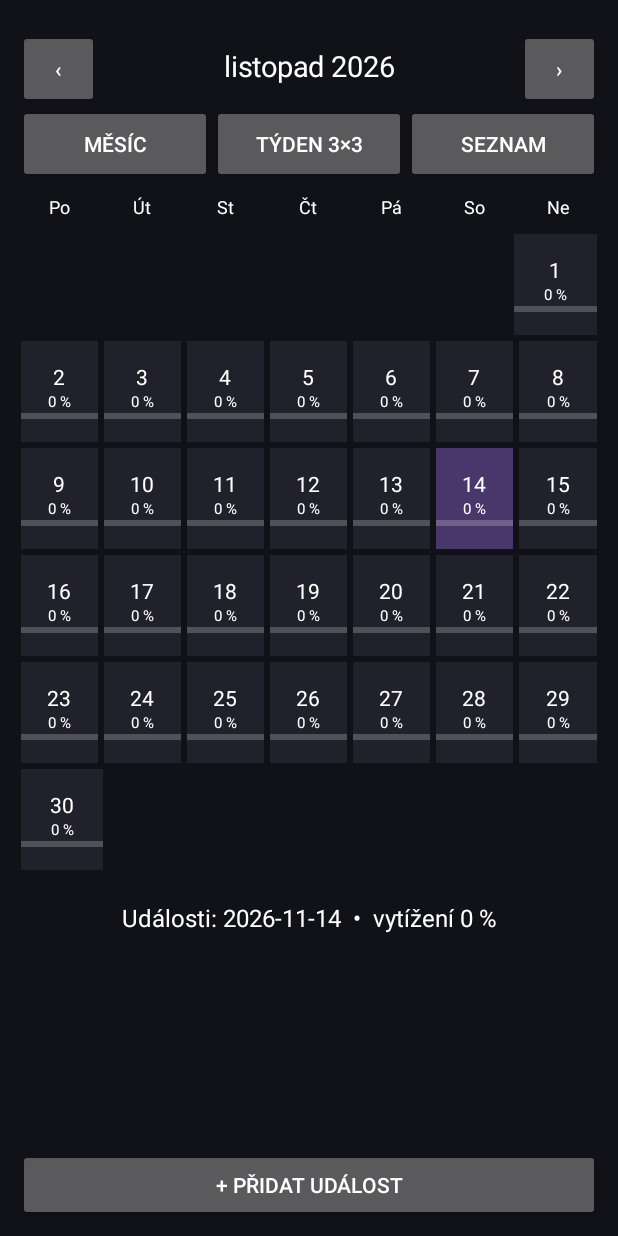
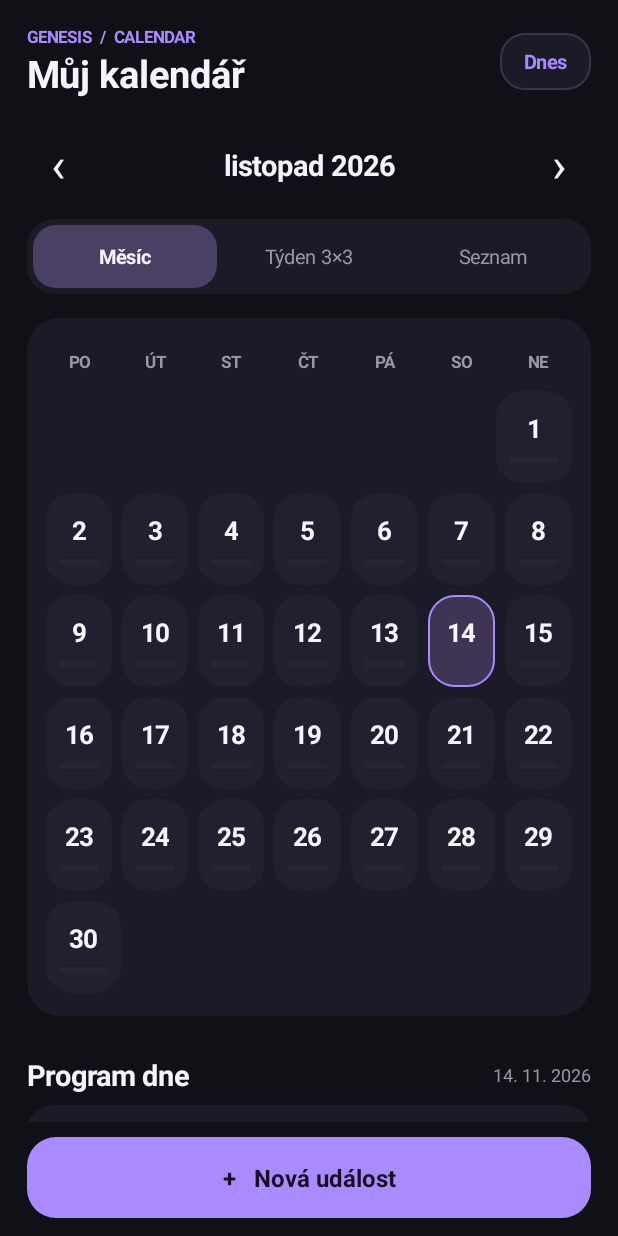
Before and after one commit to Singularity64/calendar, an Android app: the screen it shows after launch (MainActivity), on a phone screen of 412 x 824 dp. Run offline under Robolectric (Android 15) with nearby library versions, the phone set to English and light mode, and no system bars.

Commit message:
Redesign Genesis Calendar UI with dark rounded calendar cards and purple workload bars

```diff
--- a/app/src/main/java/cz/genesis/calendar/MainActivity.java
+++ b/app/src/main/java/cz/genesis/calendar/MainActivity.java
@@ -2,54 +2,102 @@ package cz.genesis.calendar;
 import android.app.*;
 import android.os.Bundle;
 import android.graphics.Color;
+import android.graphics.Typeface;
+import android.graphics.drawable.GradientDrawable;
 import android.view.*;
 import android.widget.*;
 import org.json.*;
 import java.time.*;
 import java.time.format.*;
 import java.util.*;
+
 public class MainActivity extends Activity {
- final int bg=0xff111218, card=0xff20212b, purple=0xffa78bfa;
- LinearLayout main,body; LocalDate selected=LocalDate.now(); YearMonth month=YearMonth.now(); int mode=0;
- int dp(int n){return (int)(n*getResources().getDisplayMetrics().density+.5f);}
- TextView label(String s,int size){TextView t=new TextView(this);t.setText(s);t.setTextSize(size);t.setTextColor(Color.WHITE);t.setGravity(Gravity.CENTER);return t;}
+ final int BG=0xff101017, SURFACE=0xff1b1b28, TILE=0xff242436, PURPLE=0xffaa8bff, WHITE=0xfff5f3ff, MUTED=0xff9997ae, RED=0xffff747e, AMBER=0xffffbd69, GREEN=0xff7bd8a5;
+ LinearLayout root,content; LocalDate selected=LocalDate.now(); YearMonth month=YearMonth.now(); int mode=0;
+ int dp(float n){return (int)(n*getResources().getDisplayMetrics().density+.5f);}
+ GradientDrawable shape(int color,int radius){GradientDrawable d=new GradientDrawable();d.setColor(color);d.setCornerRadius(dp(radius));return d;}
+ GradientDrawable outline(int color,int radius,int border){GradientDrawable d=shape(color,radius);d.setStroke(dp(1),border);return d;}
+ TextView text(String s,int size,int color,boolean bold){TextView t=new TextView(this);t.setText(s);t.setTextSize(size);t.setTextColor(color);if(bold)t.setTypeface(Typeface.DEFAULT,Typeface.BOLD);t.setGravity(Gravity.CENTER_VERTICAL);return t;}
+ LinearLayout column(){LinearLayout l=new LinearLayout(this);l.setOrientation(1);return l;}
+ LinearLayout row(){LinearLayout l=new LinearLayout(this);l.setOrientation(0);l.setGravity(Gravity.CENTER_VERTICAL);return l;}
+ LinearLayout.LayoutParams lp(int w,int h){return new LinearLayout.LayoutParams(w<0?w:dp(w),h<0?h:dp(h));}
+ void pad(View v,int a,int b,int c,int d){v.setPadding(dp(a),dp(b),dp(c),dp(d));}
+ void gap(LinearLayout l,int h){View v=new View(this);l.addView(v,lp(1,h));}
+ TextView center(String s,int size,int color,boolean bold){TextView t=text(s,size,color,bold);t.setGravity(Gravity.CENTER);return t;}
  JSONArray events(){try{return new JSONArray(getPreferences(0).getString("events","[]"));}catch(Exception e){return new JSONArray();}}
  void save(JSONArray a){getPreferences(0).edit().putString("events",a.toString()).apply();}
  int count(LocalDate d){int n=0;JSONArray a=events();for(int i=0;i<a.length();i++){JSONObject o=a.optJSONObject(i);if(o!=null&&d.toString().equals(o.optString("date")))n++;}return n;}
  int score(LocalDate d){return Math.min(100,count(d)*20);}
- @Override public void onCreate(Bundle b){super.onCreate(b);draw();}
+ String weekday(LocalDate d){return d.getDayOfWeek().getDisplayName(TextStyle.SHORT,new Locale("cs"));}
+ String monthName(){return month.format(DateTimeFormatter.ofPattern("LLLL yyyy",new Locale("cs")));}
+ int accent(LocalDate d){JSONArray a=events();int p=0;for(int i=0;i<a.length();i++){JSONObject o=a.optJSONObject(i);if(o!=null&&d.toString().equals(o.optString("date")))p=Math.max(p,o.optInt("priority",1));}return p==3?RED:p==2?AMBER:p==1?GREEN:MUTED;}
+ @Override public void onCreate(Bundle b){super.onCreate(b);getWindow().setStatusBarColor(BG);getWindow().setNavigationBarColor(BG);draw();}
  void draw(){
-  main=new LinearLayout(this);main.setOrientation(1);main.setBackgroundColor(bg);main.setPadding(dp(12),dp(18),dp(12),dp(10));setContentView(main);
-  LinearLayout nav=new LinearLayout(this);main.addView(nav);
-  Button prev=new Button(this);prev.setText("‹");nav.addView(prev,new LinearLayout.LayoutParams(dp(54),dp(52)));
-  TextView heading=label(mode==0?month.format(DateTimeFormatter.ofPattern("LLLL yyyy",new Locale("cs"))):"Týden od "+selected.minusDays(selected.getDayOfWeek().getValue()-1),19);nav.addView(heading,new LinearLayout.LayoutParams(0,dp(52),1));
-  Button next=new Button(this);next.setText("›");nav.addView(next,new LinearLayout.LayoutParams(dp(54),dp(52)));
+  root=column();root.setBackgroundColor(BG);pad(root,18,15,18,12);setContentView(root);
+  LinearLayout top=row();root.addView(top,lp(-1,52));
+  LinearLayout heading=column();top.addView(heading,new LinearLayout.LayoutParams(0,-2,1));
+  heading.addView(text("GENESIS  /  CALENDAR",11,PURPLE,true));
+  heading.addView(text("Můj kalendář",25,WHITE,true));
+  TextView today=center("Dnes",13,PURPLE,true);today.setBackground(outline(SURFACE,16,0xff39324e));pad(today,16,10,16,10);top.addView(today);today.setOnClickListener(v->{selected=LocalDate.now();month=YearMonth.now();draw();});
+  gap(root,19);
+  LinearLayout controls=row();root.addView(controls,lp(-1,46));
+  TextView prev=center("‹",32,WHITE,false);controls.addView(prev,lp(42,44));
+  TextView title=center(mode==0?monthName():"Týden "+selected.minusDays(selected.getDayOfWeek().getValue()-1).format(DateTimeFormatter.ofPattern("d. M.")),19,WHITE,true);controls.addView(title,new LinearLayout.LayoutParams(0,-1,1));
+  TextView next=center("›",32,WHITE,false);controls.addView(next,lp(42,44));
   prev.setOnClickListener(v->{if(mode==0)month=month.minusMonths(1);else selected=selected.minusWeeks(1);draw();});
   next.setOnClickListener(v->{if(mode==0)month=month.plusMonths(1);else selected=selected.plusWeeks(1);draw();});
-  LinearLayout tabs=new LinearLayout(this);main.addView(tabs);String[] names={"Měsíc","Týden 3×3","Seznam"};
-  for(int i=0;i<3;i++){final int index=i;Button b=new Button(this);b.setText(names[i]);tabs.addView(b,new LinearLayout.LayoutParams(0,dp(52),1));b.setOnClickListener(v->{mode=index;draw();});}
-  ScrollView scroll=new ScrollView(this);main.addView(scroll,new LinearLayout.LayoutParams(-1,0,1));body=new LinearLayout(this);body.setOrientation(1);scroll.addView(body);
+  gap(root,13);
+  LinearLayout tabs=row();tabs.setBackground(shape(SURFACE,18));pad(tabs,4,4,4,4);root.addView(tabs,lp(-1,50));
+  String[] names={"Měsíc","Týden 3×3","Seznam"};
+  for(int i=0;i<3;i++){final int idx=i;TextView tab=center(names[i],13,i==mode?WHITE:MUTED,i==mode);if(i==mode)tab.setBackground(shape(0xff494064,15));tabs.addView(tab,new LinearLayout.LayoutParams(0,-1,1));tab.setOnClickListener(v->{mode=idx;draw();});}
+  gap(root,16);
+  ScrollView scroll=new ScrollView(this);scroll.setFillViewport(false);root.addView(scroll,new LinearLayout.LayoutParams(-1,0,1));content=column();scroll.addView(content);
   if(mode==0)monthView();else if(mode==1)weekView();else listView();
-  TextView title=label("Události: "+selected+"  •  vytížení "+score(selected)+" %",16);body.addView(title,new LinearLayout.LayoutParams(-1,dp(60)));
-  JSONArray a=events();for(int i=0;i<a.length();i++){JSONObject o=a.optJSONObject(i);if(o==null||!selected.toString().equals(o.optString("date")))continue;
-   LinearLayout line=new LinearLayout(this);body.addView(line);TextView item=label(o.optString("title"),16);line.addView(item,new LinearLayout.LayoutParams(0,dp(52),1));
-   final int at=i;Button del=new Button(this);del.setText("×");line.addView(del);del.setOnClickListener(v->{JSONArray updated=new JSONArray();for(int j=0;j<a.length();j++)if(j!=at)updated.put(a.opt(j));save(updated);draw();});
+  gap(content,19);agenda();
+  gap(root,10);
+  TextView add=center("+   Nová událost",16,0xff171022,true);add.setBackground(shape(PURPLE,19));root.addView(add,lp(-1,54));add.setOnClickListener(v->addEvent());
+ }
+ void monthView(){
+  LinearLayout box=column();box.setBackground(shape(SURFACE,22));pad(box,9,13,9,12);content.addView(box,lp(-1,-2));
+  String[] names={"PO","ÚT","ST","ČT","PÁ","SO","NE"};LinearLayout header=row();box.addView(header,lp(-1,32));
+  for(String s:names)header.addView(center(s,11,MUTED,true),new LinearLayout.LayoutParams(0,-1,1));
+  int offset=month.atDay(1).getDayOfWeek().getValue()-1;int cells=((offset+month.lengthOfMonth()+6)/7)*7;
+  for(int r=0;r<cells/7;r++){LinearLayout line=row();box.addView(line,lp(-1,68));
+   for(int c=0;c<7;c++){int day=r*7+c-offset+1;if(day<1||day>month.lengthOfMonth()){line.addView(new View(this),new LinearLayout.LayoutParams(0,-1,1));continue;}dayTile(line,month.atDay(day),false);}
   }
-  Button add=new Button(this);add.setText("+ Přidat událost");main.addView(add);add.setOnClickListener(v->addEvent());
  }
- void monthView(){int offset=month.atDay(1).getDayOfWeek().getValue()-1;String[] names={"Po","Út","St","Čt","Pá","So","Ne"};LinearLayout header=new LinearLayout(this);body.addView(header);
- for(String name:names)header.addView(label(name,12),new LinearLayout.LayoutParams(0,dp(32),1));
- int cells=((offset+month.lengthOfMonth()+6)/7)*7;
- for(int r=0;r<cells/7;r++){LinearLayout row=new LinearLayout(this);body.addView(row);for(int c=0;c<7;c++){int day=r*7+c-offset+1;if(day<1||day>month.lengthOfMonth()){row.addView(new View(this),new LinearLayout.LayoutParams(0,dp(67),1));continue;}LocalDate d=month.atDay(day);dayTile(row,d,false);}}
+ void weekView(){
+  LocalDate monday=selected.minusDays(selected.getDayOfWeek().getValue()-1);
+  for(int r=0;r<3;r++){LinearLayout line=row();content.addView(line,lp(-1,125));for(int c=0;c<3;c++){int i=r*3+c;if(i<7)dayTile(line,monday.plusDays(i),true);else{LinearLayout tile=column();tile.setGravity(Gravity.CENTER);tile.setBackground(shape(SURFACE,18));LinearLayout.LayoutParams p=new LinearLayout.LayoutParams(0,dp(115),1);p.setMargins(dp(3),dp(3),dp(3),dp(3));line.addView(tile,p);tile.addView(center(i==7?"TÝDEN":"PŘEHLED",12,MUTED,true));int total=0;for(int j=0;j<7;j++)total+=count(monday.plusDays(j));tile.addView(center(i==7?total+" úkolů":"● priority",16,PURPLE,true));}}}
  }
- void weekView(){LocalDate monday=selected.minusDays(selected.getDayOfWeek().getValue()-1);for(int r=0;r<3;r++){LinearLayout row=new LinearLayout(this);body.addView(row);for(int c=0;c<3;c++){int i=r*3+c;if(i<7)dayTile(row,monday.plusDays(i),true);else {TextView extra=label(i==7?"Souhrn týdne":"Priority • vytížení",12);row.addView(extra,new LinearLayout.LayoutParams(0,dp(118),1));}}}}
- void listView(){LocalDate monday=selected.minusDays(selected.getDayOfWeek().getValue()-1);for(int i=0;i<7;i++){LocalDate d=monday.plusDays(i);Button b=new Button(this);b.setText(d+"  •  "+count(d)+" událostí  •  "+score(d)+" %");body.addView(b);b.setOnClickListener(v->{selected=d;draw();});}}
- void dayTile(LinearLayout row,LocalDate d,boolean large){LinearLayout tile=new LinearLayout(this);tile.setOrientation(1);tile.setGravity(Gravity.CENTER);tile.setBackgroundColor(d.equals(selected)?0xff49366a:card);
- LinearLayout.LayoutParams lp=new LinearLayout.LayoutParams(0,dp(large?118:67),1);lp.setMargins(dp(2),dp(2),dp(2),dp(2));row.addView(tile,lp);
- tile.addView(label((large?d.getDayOfWeek().getDisplayName(java.time.format.TextStyle.SHORT,new Locale("cs"))+" ":"")+d.getDayOfMonth(),large?16:14));
- tile.addView(label(score(d)+" %",large?17:10));
- ProgressBar bar=new ProgressBar(this,null,android.R.attr.progressBarStyleHorizontal);bar.setMax(100);bar.setProgress(score(d));tile.addView(bar,new LinearLayout.LayoutParams(-1,dp(5)));
- if(large)tile.addView(label(count(d)+" úkolů",12));tile.setOnClickListener(v->{selected=d;month=YearMonth.from(d);draw();});
+ void listView(){LocalDate monday=selected.minusDays(selected.getDayOfWeek().getValue()-1);for(int i=0;i<7;i++){LocalDate d=monday.plusDays(i);LinearLayout line=row();line.setBackground(shape(d.equals(selected)?0xff39304f:SURFACE,17));pad(line,15,10,15,10);LinearLayout.LayoutParams p=lp(-1,63);p.bottomMargin=dp(7);content.addView(line,p);TextView day=text(weekday(d)+" "+d.getDayOfMonth()+".",16,WHITE,true);line.addView(day,new LinearLayout.LayoutParams(0,-1,1));line.addView(text(count(d)+" událostí",12,MUTED,false));TextView value=center("  "+score(d)+" %",15,PURPLE,true);line.addView(value);line.setOnClickListener(v->{selected=d;draw();});}}
+ void dayTile(LinearLayout line,LocalDate d,boolean large){
+  LinearLayout tile=column();tile.setGravity(Gravity.CENTER);tile.setBackground(d.equals(selected)?outline(0xff403455,17,PURPLE):shape(large?SURFACE:0xff20202e,17));
+  LinearLayout.LayoutParams p=new LinearLayout.LayoutParams(0,dp(large?115:61),1);p.setMargins(dp(3),dp(3),dp(3),dp(3));line.addView(tile,p);pad(tile,4,4,4,5);
+  if(large)tile.addView(center(weekday(d).toUpperCase(new Locale("cs")),11,MUTED,true));
+  LinearLayout digits=row();digits.setGravity(Gravity.CENTER);tile.addView(digits,lp(-1,large?31:27));
+  digits.addView(center(""+d.getDayOfMonth(),large?23:17,WHITE,true));
+  if(count(d)>0){TextView dot=center(" ●",11,accent(d),true);digits.addView(dot);}
+  if(large)tile.addView(center(score(d)+" %",16,PURPLE,true));
+  ProgressBar bar=new ProgressBar(this,null,android.R.attr.progressBarStyleHorizontal);bar.setMax(100);bar.setProgress(score(d));bar.setProgressTintList(android.content.res.ColorStateList.valueOf(PURPLE));bar.setProgressBackgroundTintList(android.content.res.ColorStateList.valueOf(0xff383348));LinearLayout.LayoutParams bp=lp(-1,4);bp.leftMargin=dp(5);bp.rightMargin=dp(5);bp.topMargin=dp(large?7:5);tile.addView(bar,bp);
+  if(large)tile.addView(center(count(d)+" úkolů",11,MUTED,false));
+  tile.setOnClickListener(v->{selected=d;month=YearMonth.from(d);draw();});
  }
- void addEvent(){EditText input=new EditText(this);input.setHint("Název události");new AlertDialog.Builder(this).setTitle("Událost • "+selected).setView(input).setNegativeButton("Zrušit",null).setPositiveButton("Uložit",(dialog,which)->{String title=input.getText().toString().trim();if(title.isEmpty())return;try{JSONArray a=events();JSONObject o=new JSONObject();o.put("date",selected.toString());o.put("title",title);a.put(o);save(a);draw();}catch(Exception ignored){}}).show();}
+ void agenda(){
+  LinearLayout heading=row();content.addView(heading,lp(-1,40));heading.addView(text("Program dne",19,WHITE,true),new LinearLayout.LayoutParams(0,-1,1));heading.addView(text(selected.format(DateTimeFormatter.ofPattern("d. M. yyyy")),12,MUTED,false));
+  JSONArray a=events();boolean found=false;
+  for(int i=0;i<a.length();i++){JSONObject o=a.optJSONObject(i);if(o==null||!selected.toString().equals(o.optString("date")))continue;found=true;final int at=i;
+   LinearLayout line=row();line.setBackground(shape(SURFACE,17));pad(line,13,9,10,9);LinearLayout.LayoutParams p=lp(-1,62);p.bottomMargin=dp(7);content.addView(line,p);
+   TextView bullet=center("●",16,o.optInt("priority",1)==3?RED:o.optInt("priority",1)==2?AMBER:GREEN,true);line.addView(bullet,lp(23,-1));
+   TextView item=text(o.optString("title"),15,WHITE,true);line.addView(item,new LinearLayout.LayoutParams(0,-1,1));
+   TextView del=center("×",23,MUTED,false);line.addView(del,lp(39,-1));del.setOnClickListener(v->{JSONArray updated=new JSONArray();for(int j=0;j<a.length();j++)if(j!=at)updated.put(a.opt(j));save(updated);draw();});
+  }
+  if(!found){TextView empty=center("Zatím žádné události. Volný den ✨",14,MUTED,false);empty.setBackground(shape(SURFACE,17));content.addView(empty,lp(-1,78));}
+ }
+ void addEvent(){
+  LinearLayout form=column();pad(form,22,8,22,4);
+  EditText input=new EditText(this);input.setSingleLine(true);input.setHint("Název události");form.addView(input);
+  String[] options={"Běžná","Důležitá","Urgentní"};Spinner priority=new Spinner(this);ArrayAdapter<String> adapter=new ArrayAdapter<>(this,android.R.layout.simple_spinner_dropdown_item,options);priority.setAdapter(adapter);form.addView(priority);
+  new AlertDialog.Builder(this).setTitle("Nová událost • "+selected).setView(form).setNegativeButton("Zrušit",null).setPositiveButton("Uložit",(dialog,which)->{String title=input.getText().toString().trim();if(title.isEmpty())return;try{JSONArray a=events();JSONObject o=new JSONObject();o.put("date",selected.toString());o.put("title",title);o.put("priority",priority.getSelectedItemPosition()+1);a.put(o);save(a);draw();}catch(Exception ignored){}}).show();
+ }
 }
```
